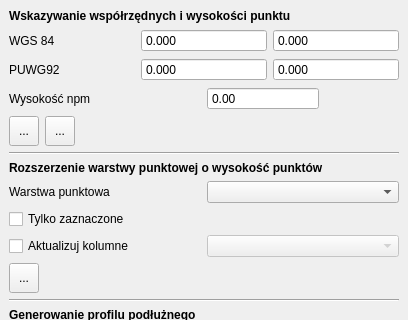
This is gui/gugik_nmt_plugin_dockwidget_base.ui in skowronskij/gugik-nmt-plugin as Qt 5 draws it before an edit; both pictures show x 0 to 408 and y 0 to 320 of the 408 by 552 pixel window. The edited form follows.
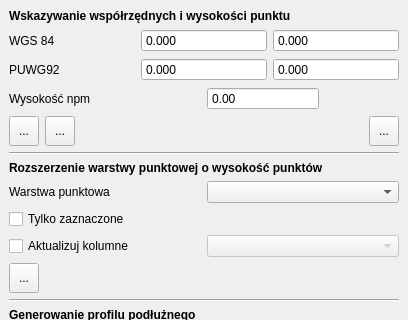
This is the edited form. Custom widgets are drawn as their Qt base class.

Diff of the .ui file:
```diff
--- a/gui/gugik_nmt_plugin_dockwidget_base.ui
+++ b/gui/gugik_nmt_plugin_dockwidget_base.ui
@@ -201,6 +201,28 @@
         </property>
        </spacer>
       </item>
+      <item>
+       <widget class="QToolButton" name="tbResetPoints">
+        <property name="minimumSize">
+         <size>
+          <width>30</width>
+          <height>30</height>
+         </size>
+        </property>
+        <property name="toolTip">
+         <string>&lt;html&gt;&lt;head/&gt;&lt;body&gt;&lt;p&gt;Wyczyść punkty&lt;/p&gt;&lt;/body&gt;&lt;/html&gt;</string>
+        </property>
+        <property name="text">
+         <string>...</string>
+        </property>
+        <property name="iconSize">
+         <size>
+          <width>24</width>
+          <height>24</height>
+         </size>
+        </property>
+       </widget>
+      </item>
      </layout>
     </item>
     <item>
```
